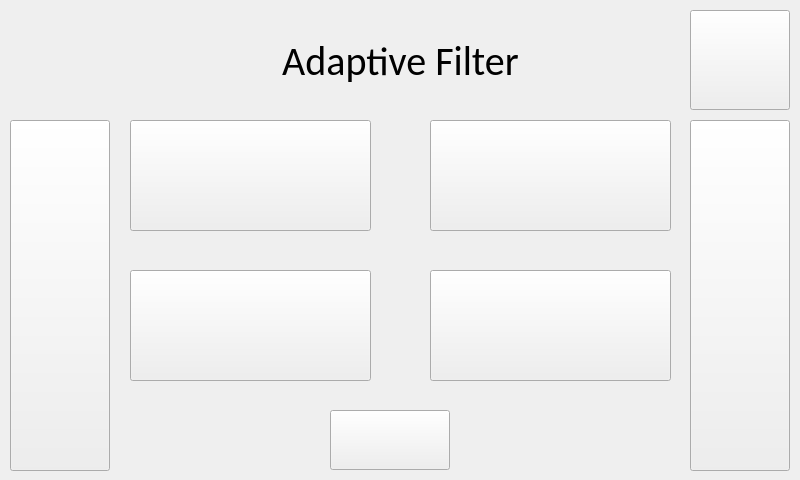
kopalatommy/AQSync_UI, file Settings/BCPSettings/adaptivefilterbcpform.ui: the form before one commit.
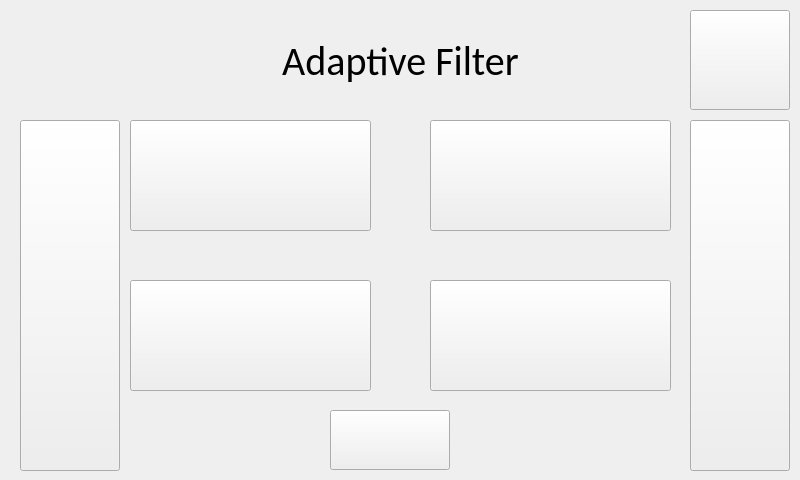
The form after the commit. Icons and pictures are not drawn.

```diff
--- a/Settings/BCPSettings/adaptivefilterbcpform.ui
+++ b/Settings/BCPSettings/adaptivefilterbcpform.ui
@@ -16,7 +16,7 @@
   <widget class="QLabel" name="percentLabel">
    <property name="geometry">
     <rect>
-     <x>430</x>
+     <x>120</x>
      <y>270</y>
      <width>241</width>
      <height>111</height>
@@ -51,7 +51,7 @@
   <widget class="QPushButton" name="Previous">
    <property name="geometry">
     <rect>
-     <x>10</x>
+     <x>20</x>
      <y>120</y>
      <width>100</width>
      <height>351</height>
@@ -131,8 +131,8 @@
   <widget class="QLabel" name="diffLabel">
    <property name="geometry">
     <rect>
-     <x>134</x>
-     <y>275</y>
+     <x>440</x>
+     <y>290</y>
      <width>231</width>
      <height>101</height>
     </rect>
@@ -199,7 +199,7 @@
    <property name="geometry">
     <rect>
      <x>430</x>
-     <y>270</y>
+     <y>280</y>
      <width>241</width>
      <height>111</height>
     </rect>
@@ -258,7 +258,7 @@
    <property name="geometry">
     <rect>
      <x>130</x>
-     <y>270</y>
+     <y>280</y>
      <width>241</width>
      <height>111</height>
     </rect>
```
Left out of the diff: 12 changed lines with no effect on the pictures.
